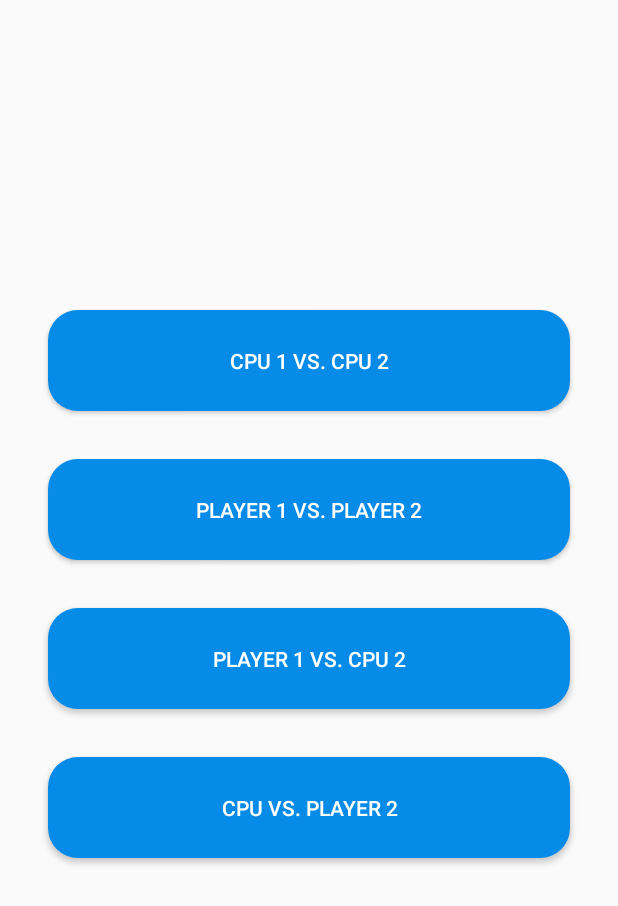
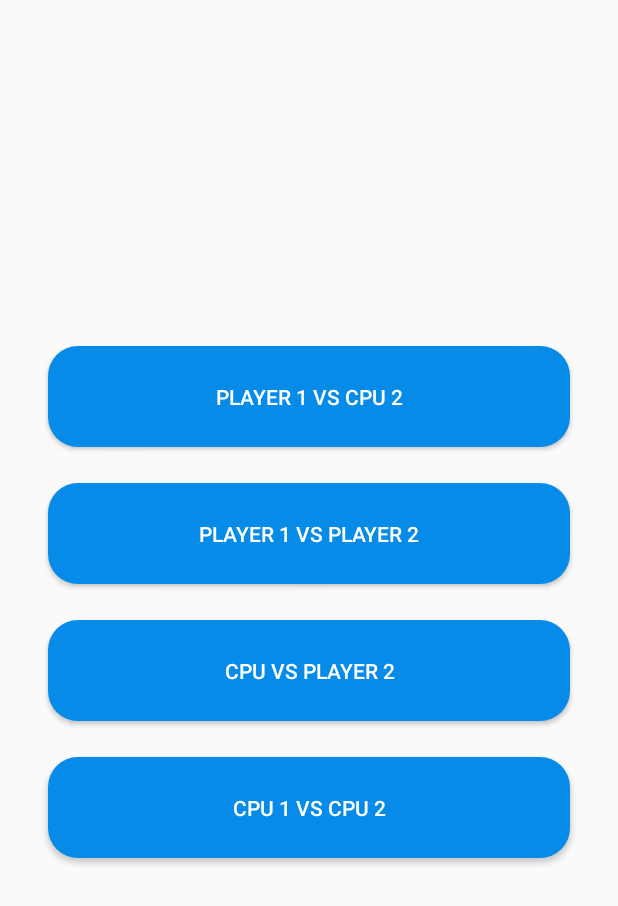
Before and after one commit to xcesco/reversi-android, an Android app: the screen it shows after launch (MainActivity), on a phone screen of 412 x 824 dp, the part 330-1236 px from its top. Run offline under Robolectric (Android 15) with nearby library versions, the phone set to English and light mode, and no system bars; our stand-ins replace ButterKnife.

Commit message:
layout fix

```diff
--- a/app/build.gradle
+++ b/app/build.gradle
@@ -55,4 +55,5 @@ dependencies {
     androidTestImplementation 'androidx.test.ext:junit:1.1.1'
     androidTestImplementation 'androidx.test.espresso:espresso-core:3.2.0'
     implementation 'com.android.support.constraint:constraint-layout:1.1.3'
+    androidTestImplementation 'androidx.test:rules:1.2.0-beta01'
 }
--- a/app/src/main/java/it/fmt/games/reversi/android/DialogHelper.java
+++ b/app/src/main/java/it/fmt/games/reversi/android/DialogHelper.java
@@ -30,10 +30,10 @@ public abstract class DialogHelper {
                 break;
 
         }
-        builder.setPositiveButton("Play again", (dialog, which) -> {
+        builder.setPositiveButton("Play another game", (dialog, which) -> {
             context.startActivity(MainActivity.createIntent(context));
             context.finish();
         })
-                .setNegativeButton("OK", null).show();
+                .setNegativeButton("Return to board", null).show();
     }
 }
--- a/app/src/main/res/layout/activity_main.xml
+++ b/app/src/main/res/layout/activity_main.xml
@@ -2,7 +2,6 @@
 
 <FrameLayout xmlns:android="http://schemas.android.com/apk/res/android"
     xmlns:app="http://schemas.android.com/apk/res-auto"
-    xmlns:tools="http://schemas.android.com/tools"
     android:layout_width="fill_parent"
     android:layout_height="fill_parent"
     >
@@ -25,9 +24,9 @@
             android:paddingTop="24dp"
             android:paddingBottom="24dp"
             android:tag="4"
-            android:text="CPU 1 vs. CPU 2"
+            android:text="@string/cpu_vs_cpu"
             android:textColor="@android:color/white"
-            app:layout_constraintBottom_toTopOf="@+id/btnHumanVsHuman"
+            app:layout_constraintBottom_toBottomOf="parent"
             app:layout_constraintEnd_toEndOf="parent"
             app:layout_constraintStart_toStartOf="parent" />
 
@@ -37,14 +36,14 @@
             android:layout_height="wrap_content"
             android:layout_marginStart="32dp"
             android:layout_marginEnd="32dp"
-            android:layout_marginBottom="32dp"
+            android:layout_marginBottom="24dp"
             android:background="@drawable/rounded_button"
             android:paddingTop="24dp"
             android:paddingBottom="24dp"
             android:tag="1"
-            android:text="Player 1 vs. Player 2"
+            android:text="@string/player1_vs_player2"
             android:textColor="@android:color/white"
-            app:layout_constraintBottom_toTopOf="@+id/btnHumanVsCPU"
+            app:layout_constraintBottom_toTopOf="@+id/btnCPUVsHuman"
             app:layout_constraintEnd_toEndOf="parent"
             app:layout_constraintStart_toStartOf="parent" />
 
@@ -54,14 +53,14 @@
             android:layout_height="wrap_content"
             android:layout_marginStart="32dp"
             android:layout_marginEnd="32dp"
-            android:layout_marginBottom="32dp"
+            android:layout_marginBottom="24dp"
             android:background="@drawable/rounded_button"
             android:paddingTop="24dp"
             android:paddingBottom="24dp"
             android:tag="2"
-            android:text="Player 1 vs. CPU 2"
+            android:text="@string/player1_vs_CPU2"
             android:textColor="@android:color/white"
-            app:layout_constraintBottom_toTopOf="@+id/btnCPUVsHuman"
+            app:layout_constraintBottom_toTopOf="@+id/btnHumanVsHuman"
             app:layout_constraintEnd_toEndOf="parent"
             app:layout_constraintStart_toStartOf="parent" />
 
@@ -71,14 +70,14 @@
             android:layout_height="wrap_content"
             android:layout_marginStart="32dp"
             android:layout_marginEnd="32dp"
-            android:layout_marginBottom="32dp"
+            android:layout_marginBottom="24dp"
             android:background="@drawable/rounded_button"
             android:paddingTop="24dp"
             android:paddingBottom="24dp"
             android:tag="3"
-            android:text="CPU Vs. Player 2"
+            android:text="@string/cpu_vs_player2"
             android:textColor="@android:color/white"
-            app:layout_constraintBottom_toBottomOf="parent"
+            app:layout_constraintBottom_toTopOf="@+id/btnCPUVsCPU"
             app:layout_constraintEnd_toEndOf="parent"
             app:layout_constraintStart_toStartOf="parent" />
 
@@ -87,6 +86,7 @@
             android:layout_width="196dp"
             android:layout_height="196dp"
             android:layout_marginTop="24dp"
+            android:contentDescription="@string/logo_description"
             app:layout_constraintEnd_toEndOf="parent"
             app:layout_constraintStart_toStartOf="parent"
             app:layout_constraintTop_toTopOf="parent"
--- a/app/src/main/res/values/strings.xml
+++ b/app/src/main/res/values/strings.xml
@@ -20,4 +20,12 @@
     <string name="hint">HINT</string>
     <string name="title_activity_home">HomeActivity</string>
     <string name="title_end">Game result</string>
+    <string name="logo_description">logo</string>
+    <string name="cpu_vs_player2">CPU vs Player 2</string>
+    <string name="player1_vs_player2">Player 1 vs Player 2</string>
+    <string name="player1_vs_CPU2">Player 1 vs CPU 2</string>
+    <string name="cpu_vs_cpu">CPU 1 vs CPU 2</string>
+    <string name="player1_score">player1_score</string>
+    <string name="player2_score">player2_score</string>
+    <string name="selector">selector</string>
 </resources>
```
Also changed, not shown: app/src/main/res/layout/activity_game.xml (+12 -3 lines), 1 other file.
